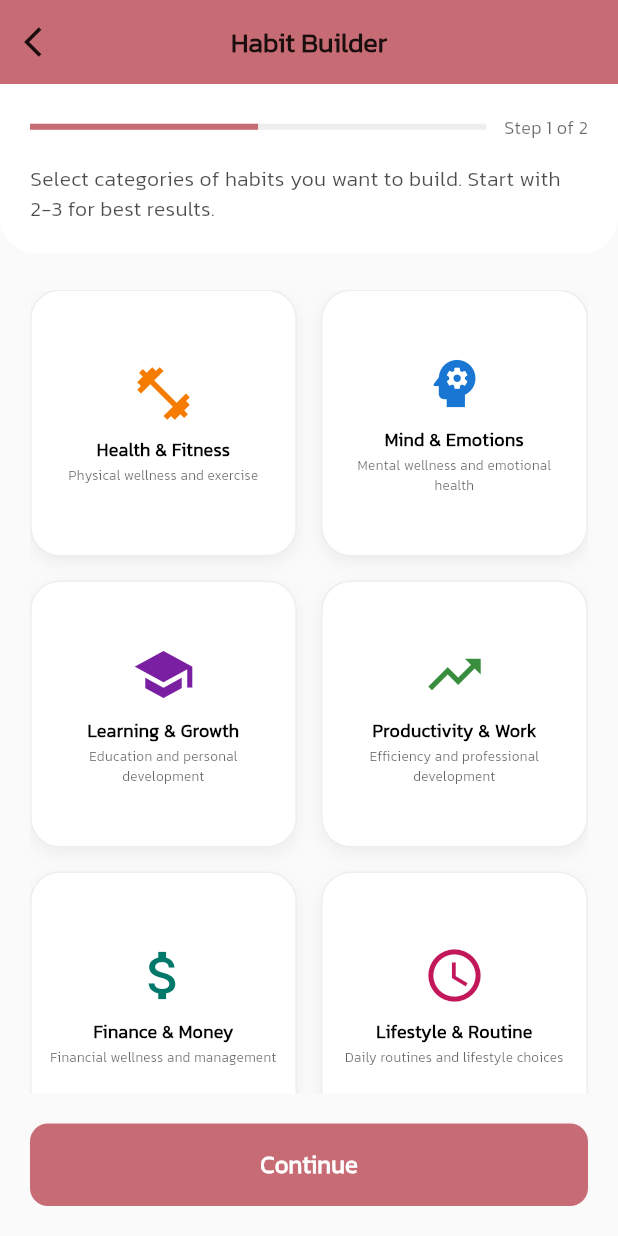
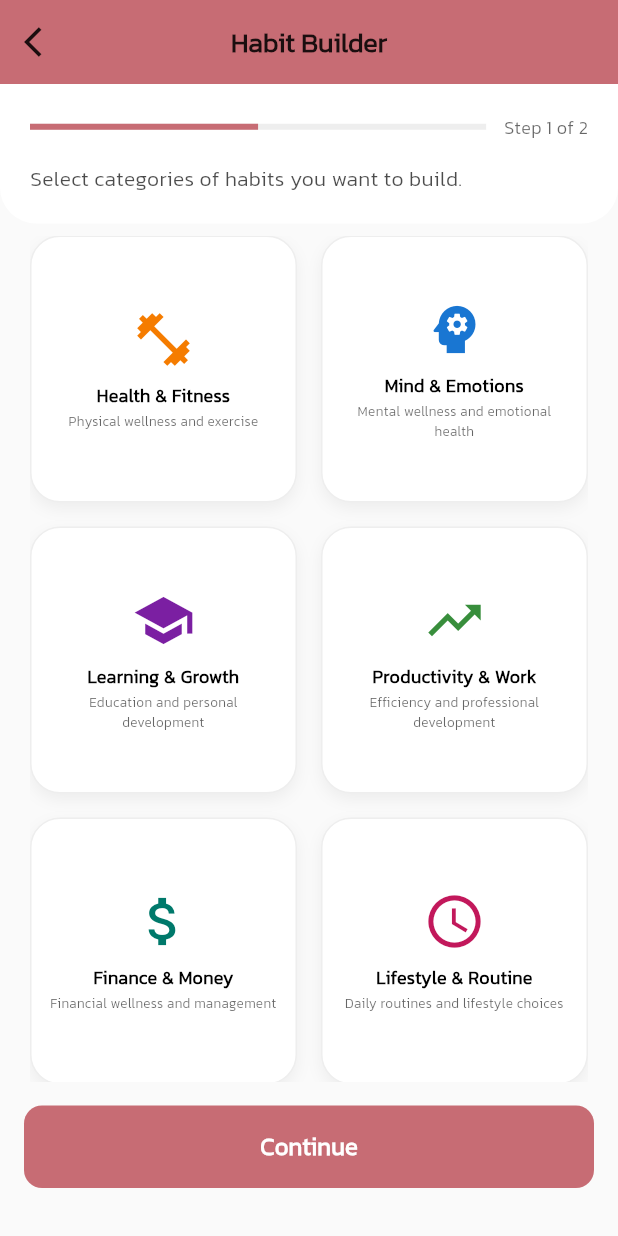
Before and after one commit to dantechu/phraser, a Flutter app: the HabitBuilderScreen screen opened directly, on a phone screen of 412 x 824 dp. Run offline on Flutter 3.47's test engine with Material 3 defaults, Android fonts, the phone set to English and light mode, and no system bars; our stand-ins replace cached_network_image, carousel_slider, cloud_firestore, device_info_plus, dio, firebase_analytics and 25 more; missing offline and left inert: colorful_safe_area, flutter_email_sender, in_app_purchase_android, in_app_purchase_storekit, modal_progress_hud_alt, rate_my_app and 1 more; accounts and stored records are empty; generated files the repository leaves out were written again; network calls fail.

Commit message:
UI improved.

```diff
--- a/phraser/lib/screens/habit_builder_screen.dart
+++ b/phraser/lib/screens/habit_builder_screen.dart
@@ -196,7 +196,7 @@ class _HabitBuilderScreenState extends State<HabitBuilderScreen> {
                 if (currentStep == 1) const SizedBox(height: 4),
                 Text(
                   currentStep == 0
-                      ? 'Select categories of habits you want to build. Start with 2-3 for best results.'
+                      ? 'Select categories of habits you want to build.'
                       : 'Review your selected categories and start your journey!',
                   style: TextStyle(
                     fontSize: 14,
@@ -207,7 +207,7 @@ class _HabitBuilderScreenState extends State<HabitBuilderScreen> {
             ),
           ),
 
-          const SizedBox(height: 24),
+          const SizedBox(height: 8),
 
           // Content
           Expanded(
@@ -217,7 +217,8 @@ class _HabitBuilderScreenState extends State<HabitBuilderScreen> {
 
           // Bottom Actions
           Container(
-            padding: const EdgeInsets.all(20),
+            padding: const EdgeInsets.all(16),
+            margin: EdgeInsetsGeometry.only(bottom: 16.0),
             child: Row(
               children: [
                 if (currentStep > 0)
```
